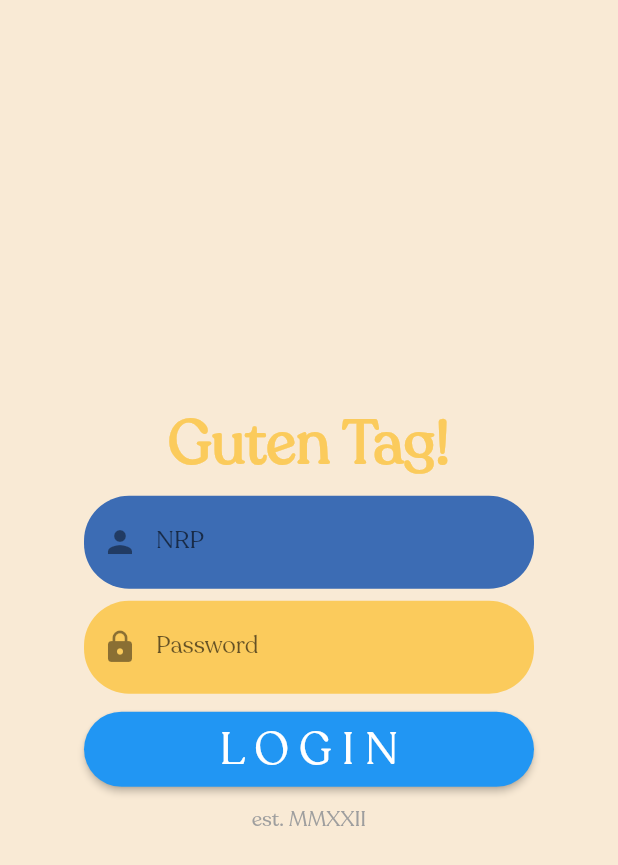
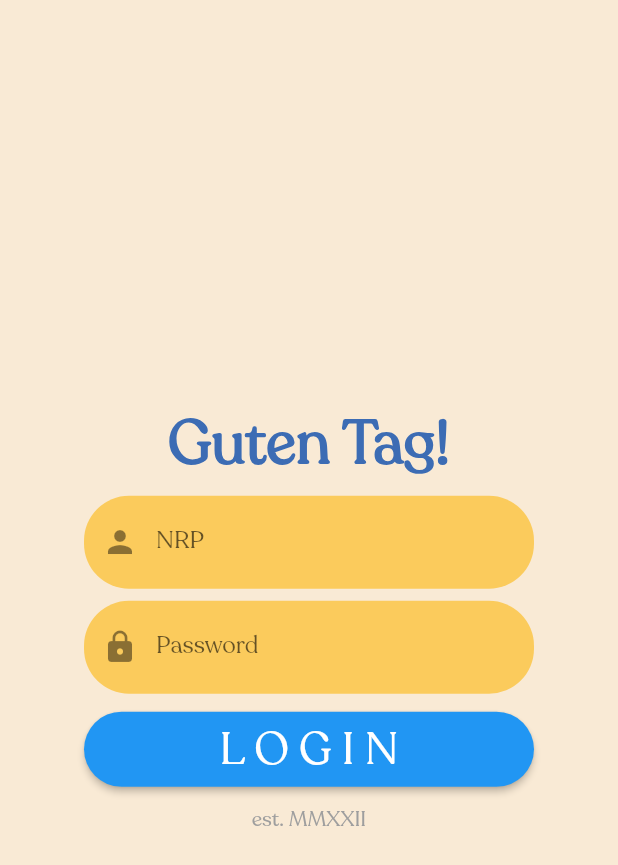
Before and after one commit to sergiusgeoffrey/Pantra, a Flutter app: the screen it shows after launch, on a phone screen of 412 x 824 dp. Shown: the top 865 px of the screen. Run offline on Flutter 3.47's test engine with Material 2 defaults, Android fonts, the phone set to English and light mode, and no system bars; our stand-ins replace carousel_slider, cloud_firestore, curved_navigation_bar, firebase_auth, firebase_core, like_button; accounts and stored records are empty.

Commit message:
style: revamp login page

```diff
--- a/pantra_project/lib/main.dart
+++ b/pantra_project/lib/main.dart
@@ -1,9 +1,7 @@
 import 'dart:async';
 
-import 'package:firebase_auth/firebase_auth.dart';
 import 'package:firebase_core/firebase_core.dart';
 import 'package:flutter/material.dart';
-import 'package:pantra_project/pages/home.dart';
 import 'package:pantra_project/pages/login.dart';
 import 'package:pantra_project/utils/color.dart';
 
--- a/pantra_project/lib/pages/login.dart
+++ b/pantra_project/lib/pages/login.dart
@@ -42,7 +42,7 @@ class _LoginState extends State<Login> {
   final LoginService _loginService = LoginService();
   late Future<bool> _futureLogin;
 
-  final _accountController = TextEditingController();
+  final _nrpController = TextEditingController();
   final _passwordController = TextEditingController();
 
   final List<String> greeting = <String>[
@@ -63,10 +63,12 @@ class _LoginState extends State<Login> {
   final _random = Random();
 
   String buttonText = "L O G I N";
+  bool _validateNRP = false;
+  bool _validatePass = false;
 
   @override
   void dispose() {
-    _accountController.dispose();
+    _nrpController.dispose();
     _passwordController.dispose();
     super.dispose();
   }
@@ -83,7 +85,7 @@ class _LoginState extends State<Login> {
               greeting[_random.nextInt(greeting.length)],
               style: const TextStyle(
                 fontSize: 40,
-                color: secondary,
+                color: primary,
                 fontWeight: FontWeight.bold,
                 fontFamily: 'Recoleta',
               ),
@@ -96,20 +98,24 @@ class _LoginState extends State<Login> {
               child: TextField(
                 maxLength: 9,
                 maxLengthEnforcement: MaxLengthEnforcement.enforced,
-                controller: _accountController,
+                controller: _nrpController,
                 decoration: InputDecoration(
                   counterText: "",
                   filled: true,
                   prefixIcon: const Icon(Icons.person),
                   labelText: "NRP",
+                  errorText: _validateNRP ? 'NRP is required' : null,
                   border: OutlineInputBorder(
                     borderRadius: BorderRadius.circular(30),
                     borderSide: BorderSide.none,
-                    //make the border transparent
                   ),
-                  fillColor: primary,
+                  fillColor: secondary,
                   focusedBorder: OutlineInputBorder(
                     borderSide: const BorderSide(color: orange, width: 2.0),
+                    borderRadius: BorderRadius.circular(30.0),
+                  ),
+                  focusedErrorBorder: OutlineInputBorder(
+                    borderSide: const BorderSide(color: red, width: 2.0),
                     borderRadius: BorderRadius.circular(30.0),
                   ),
                 ),
@@ -127,6 +133,7 @@ class _LoginState extends State<Login> {
                   filled: true,
                   prefixIcon: const Icon(Icons.lock),
                   labelText: "Password",
+                  errorText: _validatePass ? 'Password is required' : null,
                   border: OutlineInputBorder(
                     borderRadius: BorderRadius.circular(30),
                     borderSide: BorderSide.none,
@@ -135,6 +142,10 @@ class _LoginState extends State<Login> {
                   fillColor: secondary,
                   focusedBorder: OutlineInputBorder(
                     borderSide: const BorderSide(color: orange, width: 2.0),
+                    borderRadius: BorderRadius.circular(30.0),
+                  ),
+                  focusedErrorBorder: OutlineInputBorder(
+                    borderSide: const BorderSide(color: red, width: 2.0),
                     borderRadius: BorderRadius.circular(30.0),
                   ),
                 ),
@@ -150,11 +161,18 @@ class _LoginState extends State<Login> {
                 onPressed: () {
                   setState(() {
                     buttonText = "LOGGING IN...";
+                    _nrpController.text.isEmpty
+                        ? _validateNRP = true
+                        : _validateNRP = false;
+                    _passwordController.text.isEmpty
+                        ? _validatePass = true
+                        : _validatePass = false;
                   });
 
-                  String nrp = _accountController.text;
+                  String nrp = _nrpController.text;
                   String password = _passwordController.text;
 
+                  if (nrp.isNotEmpty && password.isNotEmpty) {
                     _futureLogin = _loginService.login(
                       nrp: nrp,
                       password: password,
@@ -218,6 +236,11 @@ class _LoginState extends State<Login> {
                         );
                       }
                     });
+                  } else {
+                    setState(() {
+                      buttonText = "L O G I N";
+                    });
+                  }
                 },
                 style: ElevatedButton.styleFrom(
                   shape: RoundedRectangleBorder(
--- a/pantra_project/lib/pages/register.dart
+++ b/pantra_project/lib/pages/register.dart
@@ -3,7 +3,7 @@ import 'dart:developer';
 import 'package:firebase_auth/firebase_auth.dart';
 import 'package:flutter/material.dart';
 import 'package:pantra_project/models/student_creds.dart';
-import 'package:pantra_project/services/firestoreservices.dart';
+import 'package:pantra_project/services/firestore.dart';
 import 'package:pantra_project/services/student_creds.dart';
 import 'package:pantra_project/utils/color.dart';
 
--- a/pantra_project/lib/widget/event_url.dart
+++ b/pantra_project/lib/widget/event_url.dart
@@ -6,8 +6,8 @@ import '../utils/font_weight.dart';
 import 'text.dart';
 
 class EventURLWidget extends StatelessWidget {
-  final String URL;
-  const EventURLWidget({Key? key, required this.URL}) : super(key: key);
+  final String url;
+  const EventURLWidget({Key? key, required this.url}) : super(key: key);
 
   @override
   Widget build(BuildContext context) {
@@ -28,7 +28,7 @@ class EventURLWidget extends StatelessWidget {
             ),
             onPressed: () async {
               await launchUrl(
-                Uri.parse(URL),
+                Uri.parse(url),
               );
             },
             child: TextWidget(
```
Also changed, not shown: pantra_project/lib/pages/details/event.dart (+7 -8 lines), pantra_project/lib/services/firestore.dart (renamed from pantra_project/lib/services/firestoreservices.dart, +10 -16 lines), pantra_project/pubspec.lock. Lines whose indentation alone changed are shown as unchanged.
